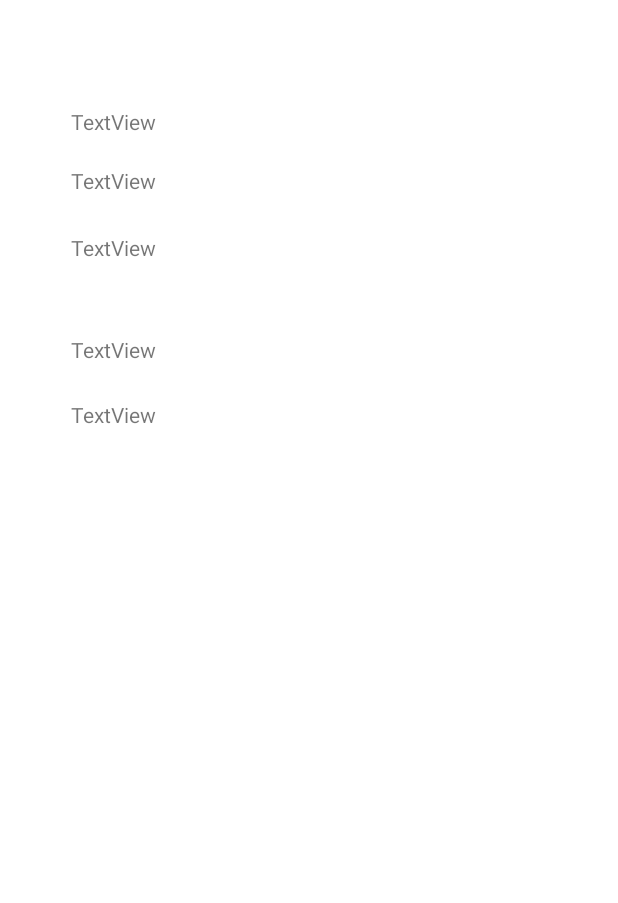
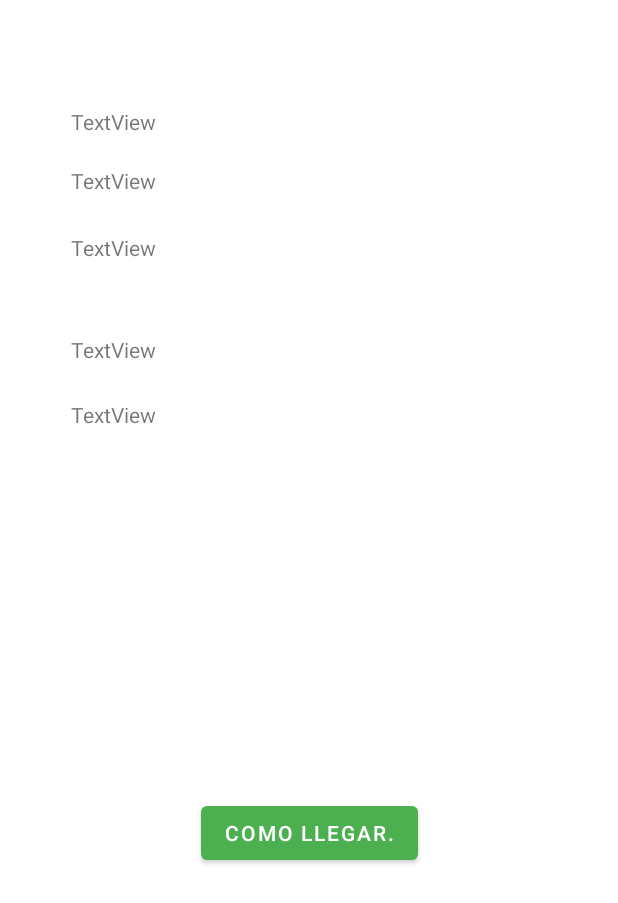
Before and after one commit to nicolasrivasseau/tupartidito, an Android app: the DetailActivity screen opened directly, with no data from a screen before it, on a phone screen of 412 x 824 dp. Shown: the top 903 px of the screen. Run offline under Robolectric (Android 15) with nearby library versions, the phone set to English and light mode, and no system bars; 2 statements that could not run were skipped.

Commit message:
Se agrega llamada de 3ro google maps, funcionalidad "como llegar". Se borra clase ClubService.kt, ya que fue reemplazada por ClubFirebaseDatabase.kt

```diff
--- a/app/src/main/java/com/unlam/tupartidito/data/ClubRepository.kt
+++ b/app/src/main/java/com/unlam/tupartidito/data/ClubRepository.kt
@@ -2,13 +2,10 @@ package com.unlam.tupartidito.data
 
 import com.unlam.tupartidito.data.model.club.Club
 import com.unlam.tupartidito.data.network.ClubFirebaseDatabase
-import com.unlam.tupartidito.data.network.ClubService
+
 
 
 class ClubRepository {
-    suspend fun getListClub(): List<Club> {
-        return ClubService().getListClubA()
-    }
 
     suspend fun getClubs() : List<Club>{
         return ClubFirebaseDatabase().getClubs()
--- a/app/src/main/java/com/unlam/tupartidito/data/model/club/Club.kt
+++ b/app/src/main/java/com/unlam/tupartidito/data/model/club/Club.kt
@@ -5,8 +5,8 @@ import java.io.Serializable
 
 
 data class Club(var id: String? = null) : Serializable{
-    var latitude:String? = null
-    var longitude:String? = null
+    var latitude:Double? = null
+    var longitude:Double? = null
     var services: Services? = null
     var schedules: ArrayList<Schedules> = ArrayList()
 
--- a/app/src/main/java/com/unlam/tupartidito/data/network/ClubFirebaseDatabase.kt
+++ b/app/src/main/java/com/unlam/tupartidito/data/network/ClubFirebaseDatabase.kt
@@ -22,8 +22,8 @@ class ClubFirebaseDatabase {
 
     private fun generateClub(ds: DataSnapshot, club: Club) {
         club.id = ds.key
-        club.latitude = ds.child("latitude").value as String
-        club.longitude = ds.child("longitude").value as String
+        club.latitude = ds.child("latitude").value as Double
+        club.longitude = ds.child("longitude").value as Double
         club.services = Services()
         club.services!!.buffet = ds.child("services").child("buffet").value as Boolean
         club.services!!.charning_room = ds.child("services").child("charning_room").value as Boolean
--- a/app/src/main/java/com/unlam/tupartidito/domain/GetClubUseCase.kt
+++ b/app/src/main/java/com/unlam/tupartidito/domain/club/GetClubUseCase.kt
@@ -1,4 +1,4 @@
-package com.unlam.tupartidito.domain
+package com.unlam.tupartidito.domain.club
 
 
 import com.unlam.tupartidito.data.ClubRepository
@@ -11,7 +11,7 @@ class GetClubUseCase {
 
     suspend operator fun invoke(qrCode: String) : Club {
 
-        var listOfClub = repository.getListClub()
+        var listOfClub = repository.getClubs()
 
             var club: Club
 
--- a/app/src/main/java/com/unlam/tupartidito/ui/view/DetailActivity.kt
+++ b/app/src/main/java/com/unlam/tupartidito/ui/view/DetailActivity.kt
@@ -1,6 +1,7 @@
 package com.unlam.tupartidito.ui.view
 
 import android.content.Intent
+import android.net.Uri
 import android.os.Bundle
 import androidx.activity.viewModels
 import androidx.appcompat.app.AppCompatActivity
@@ -24,11 +25,14 @@ class DetailActivity : AppCompatActivity() {
 
 
         val qrCodeString = intent.extras!!.getString(BARCODE_JSON)
-
+         var clubLocationLat : Double? = null
+         var clubLocationLon : Double? = null
 
 
         with(viewModel){
             observe(listClubData){currentList ->
+                clubLocationLat = currentList.latitude
+                clubLocationLon = currentList.longitude
 
                 binding.title.text = currentList.services?.buffet.toString()
                 binding.des1.text = currentList.schedules[0].slot
@@ -43,7 +47,7 @@ class DetailActivity : AppCompatActivity() {
         }
 
 
-
+            binding.goToMaps.setOnClickListener { goToMaps(clubLocationLat,clubLocationLon) }
         }
 
 
@@ -58,7 +62,7 @@ class DetailActivity : AppCompatActivity() {
     }
 
    private fun goToMain(errorCodeQr : ErrorCodeQr){
-       intent = Intent(getApplicationContext(), MainActivity::class.java)
+       Intent(getApplicationContext(), MainActivity::class.java)
        intent.putExtra(MainActivity.ERROR_QR,true)
        intent.putExtra(MainActivity.ERROR_QR_DESCRIPTION,errorCodeQr.description)
        intent.setFlags(Intent.FLAG_ACTIVITY_CLEAR_TOP)
@@ -66,6 +70,15 @@ class DetailActivity : AppCompatActivity() {
        finish()
    }
 
+    private fun goToMaps(lat: Double? , lon: Double?){
+
+        val intentUriNavigation = Uri.parse("google.navigation:q=${lat},${lon}")
+        Intent(Intent.ACTION_VIEW, intentUriNavigation).apply {
+            setPackage("com.google.android.apps.maps")
+            startActivity(this)
+        }
+    }
+
     companion object {
         val BARCODE_JSON = "BARCODE_JSON"
     }
--- a/app/src/main/java/com/unlam/tupartidito/ui/viewmodel/DetailViewModel.kt
+++ b/app/src/main/java/com/unlam/tupartidito/ui/viewmodel/DetailViewModel.kt
@@ -8,7 +8,7 @@ import com.google.gson.Gson
 import com.unlam.tupartidito.data.model.ErrorCodeQr
 import com.unlam.tupartidito.data.model.QrCode.QrCodeJson
 import com.unlam.tupartidito.data.model.club.Club
-import com.unlam.tupartidito.domain.GetClubUseCase
+import com.unlam.tupartidito.domain.club.GetClubUseCase
 import kotlinx.coroutines.launch
 
 class DetailViewModel : ViewModel() {
--- a/app/src/main/res/layout/activity_detail.xml
+++ b/app/src/main/res/layout/activity_detail.xml
@@ -64,4 +64,14 @@
         app:layout_constraintHorizontal_bias="0.133"
         app:layout_constraintStart_toStartOf="parent"
         app:layout_constraintTop_toBottomOf="@+id/title" />
+
+    <Button
+        android:id="@+id/goToMaps"
+        android:layout_width="wrap_content"
+        android:layout_height="wrap_content"
+        android:text="Como llegar."
+        app:layout_constraintBottom_toBottomOf="parent"
+        app:layout_constraintEnd_toEndOf="parent"
+        app:layout_constraintStart_toStartOf="parent"
+        app:layout_constraintTop_toBottomOf="@+id/des4" />
 </androidx.constraintlayout.widget.ConstraintLayout>
```
Also changed, not shown: app/src/main/java/com/unlam/tupartidito/data/network/ClubService.kt (deleted, +0 -35 lines).
